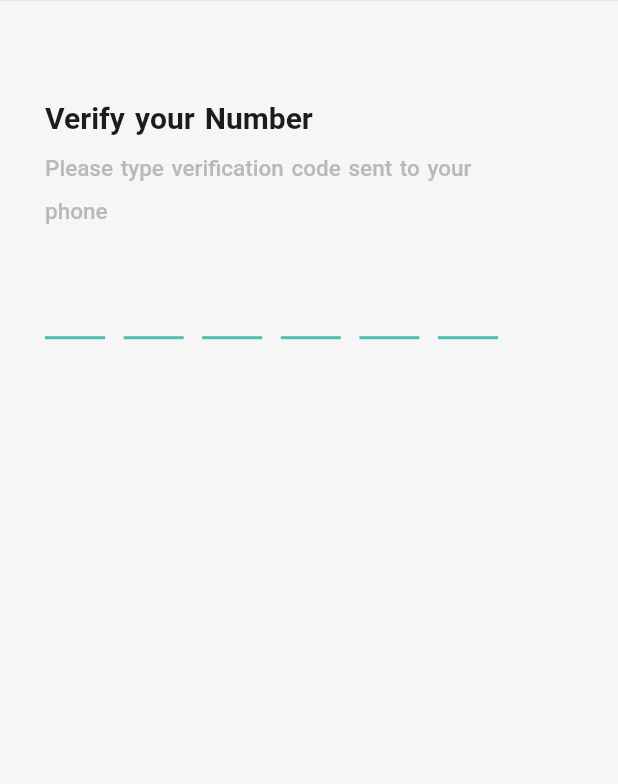
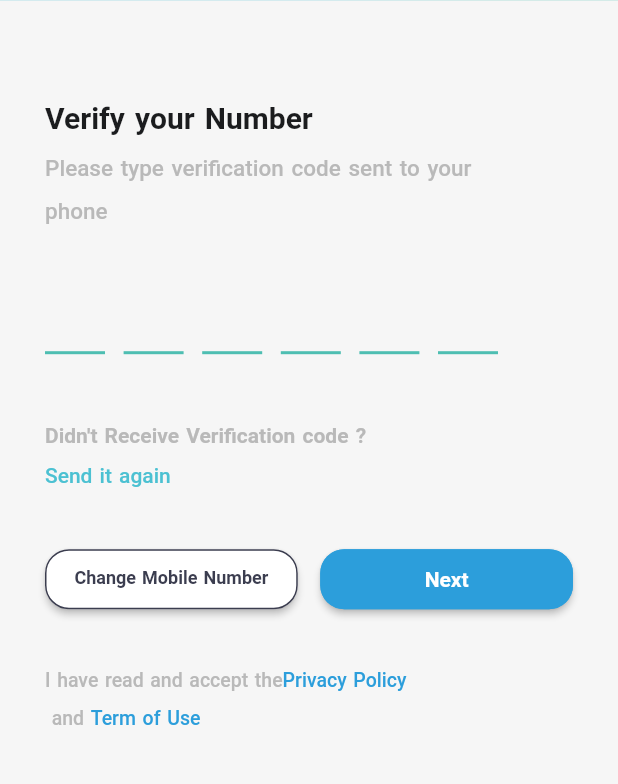
Before and after one commit to icsicsics/school, a Flutter app: the VerifyScreen screen opened directly, on a phone screen of 412 x 824 dp, the part 247-1031 px from its top. Run offline on Flutter 3.47's test engine with Material 2 defaults, Android fonts, the phone set to English and light mode, and no system bars; drawn by our look-alikes of pin_code_fields; our stand-ins replace intl_phone_number_input, shared_preferences; accounts and stored records are empty; project files that could hold a hidden picture were left out.

Commit message:
add verify screen

```diff
--- /dev/null
+++ b/lib/presentation/ui/authuntication/verify/widgets/actions_row_widget.dart
@@ -0,0 +1,33 @@
+import 'package:flutter/material.dart';
+import 'package:schools/core/utils/resorces/color_manager.dart';
+import 'package:schools/presentation/shere_widgets/custom_button_widget.dart';
+
+class ActionsRowWidget extends StatelessWidget {
+  const ActionsRowWidget({Key? key}) : super(key: key);
+
+  @override
+  Widget build(BuildContext context) {
+    return Row(
+      children: [
+        Expanded(
+            child: CustomButtonWidget(
+          onPressed: () {},
+          buttonText: "Change Mobile Number",
+          buttonTextSize: 12,
+          buttonTextColor: ColorsManager.darkGrayColor,
+          buttonColor: ColorsManager.whiteColor,
+              borderColor:ColorsManager.darkGrayColor,
+        )),
+        SizedBox(width: 15,),
+        Expanded(
+            child: CustomButtonWidget(
+          onPressed: () {},
+          buttonText: "Next",
+              buttonColor: ColorsManager.buttonColor,
+              buttonTextColor: ColorsManager.whiteColor,
+               borderColor: ColorsManager.buttonColor,
+        )),
+      ],
+    );
+  }
+}
--- a/lib/presentation/ui/authuntication/verify/widgets/pin_code_field_widget.dart
+++ b/lib/presentation/ui/authuntication/verify/widgets/pin_code_field_widget.dart
@@ -15,6 +15,8 @@ class PinCodeTextFiledWidget extends StatelessWidget {
     return Padding(
       padding: const EdgeInsets.only(right: 50),
       child: PinCodeTextField(
+        cursorColor: ColorsManager.primaryColor,
+        keyboardType: TextInputType.number,
         textStyle: const TextStyle(color: ColorsManager.grayColor),
         appContext: context,
         length: 6,
--- /dev/null
+++ b/lib/presentation/ui/authuntication/verify/widgets/privcy_and_pulicy.dart
@@ -0,0 +1,25 @@
+import 'package:flutter/material.dart';
+import 'package:schools/core/utils/resorces/color_manager.dart';
+import 'package:schools/presentation/shere_widgets/medium_text_widget.dart';
+
+class PrivacyAndPolicyWidget extends StatelessWidget {
+  const PrivacyAndPolicyWidget({Key? key}) : super(key: key);
+
+  @override
+  Widget build(BuildContext context) {
+    return Column(
+      children: [
+        Row(
+          children: const [
+            MediumTextWidget(text: "I have read and accept the", fontSize: 13, color: ColorsManager.grayColor),
+            MediumTextWidget(text: "Privacy Policy", fontSize: 13, color: ColorsManager.buttonColor),
+          ],
+        ),
+        Row(children: [
+          MediumTextWidget(text: " and ", fontSize: 13, color: ColorsManager.grayColor),
+          MediumTextWidget(text: "Term of Use", fontSize: 13, color: ColorsManager.buttonColor),
+        ],)
+      ],
+    );
+  }
+}
--- /dev/null
+++ b/lib/presentation/ui/authuntication/verify/widgets/send_agin_widget.dart
@@ -0,0 +1,32 @@
+import 'package:flutter/material.dart';
+import 'package:schools/core/utils/resorces/color_manager.dart';
+import 'package:schools/presentation/shere_widgets/bold_text_widget.dart';
+import 'package:schools/presentation/shere_widgets/medium_text_widget.dart';
+
+class SendAgainWidget extends StatelessWidget {
+  final Function() onTap;
+  const SendAgainWidget({Key? key,required this.onTap}) : super(key: key);
+
+  @override
+  Widget build(BuildContext context) {
+    return Column(
+      crossAxisAlignment: CrossAxisAlignment.start,
+      children:  [
+        const  SizedBox(
+          height: 15,
+        ),
+        const BoldTextWidget(
+            text: "Didn't Receive Verification code ?",
+            fontSize: 14,
+            color: ColorsManager.grayColor),
+        InkWell(
+          onTap: onTap ,
+          child:const MediumTextWidget(
+              text: "Send it again",
+              fontSize: 14,
+              color: ColorsManager.primaryColor),
+        ),
+      ],
+    );
+  }
+}
--- a/lib/presentation/ui/authuntication/verify/widgets/verify_content_widget.dart
+++ b/lib/presentation/ui/authuntication/verify/widgets/verify_content_widget.dart
@@ -1,5 +1,8 @@
 import 'package:flutter/material.dart';
+import 'package:schools/presentation/ui/authuntication/verify/widgets/actions_row_widget.dart';
 import 'package:schools/presentation/ui/authuntication/verify/widgets/pin_code_field_widget.dart';
+import 'package:schools/presentation/ui/authuntication/verify/widgets/privcy_and_pulicy.dart';
+import 'package:schools/presentation/ui/authuntication/verify/widgets/send_agin_widget.dart';
 import 'package:schools/presentation/ui/authuntication/verify/widgets/verify_header_widget.dart';
 import 'package:schools/presentation/ui/authuntication/verify/widgets/verify_title_widget.dart';
 
@@ -25,9 +28,15 @@ class _VerifyContentWidgetState extends State<VerifyContentWidget> {
           crossAxisAlignment: CrossAxisAlignment.start,
           children: [
            const  VerifyTitleWidget(),
-            const SizedBox(height: 20,),
+            const SizedBox(height: 30,),
             PinCodeTextFiledWidget(
-                pinController: pinController)
+                pinController: pinController),
+            const SizedBox(height: 10,),
+            SendAgainWidget(onTap: (){}),
+            const SizedBox(height: 35,),
+            const ActionsRowWidget(),
+            const SizedBox(height: 35,),
+            const PrivacyAndPolicyWidget(),
           ],
         ),
       ),
```
